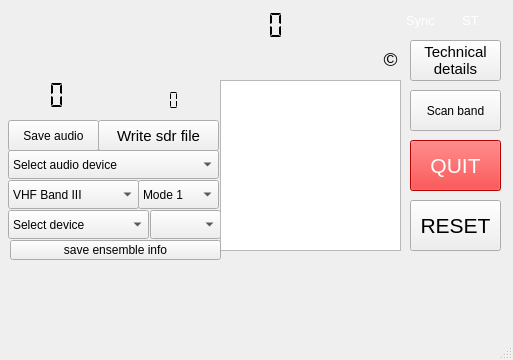
First picture: the form in forms/dabradio.ui, repository JvanKatwijk/qt-dab, before the edit.
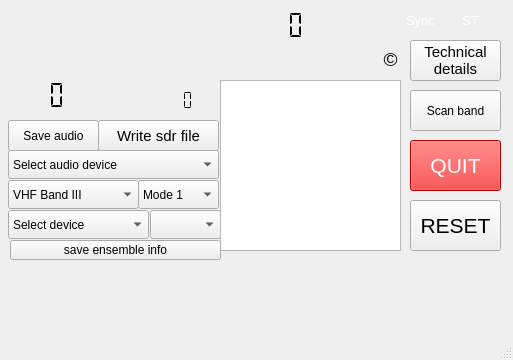
Second picture: the form after the edit.

```diff
--- a/forms/dabradio.ui
+++ b/forms/dabradio.ui
@@ -200,7 +200,7 @@
      <enum>QFrame::NoFrame</enum>
     </property>
     <property name="digitCount">
-     <number>3</number>
+     <number>6</number>
     </property>
     <property name="segmentStyle">
      <enum>QLCDNumber::Flat</enum>
@@ -407,7 +407,7 @@
    <widget class="QLCDNumber" name="ensembleId">
     <property name="geometry">
      <rect>
-      <x>220</x>
+      <x>240</x>
       <y>10</y>
       <width>71</width>
       <height>31</height>
```
